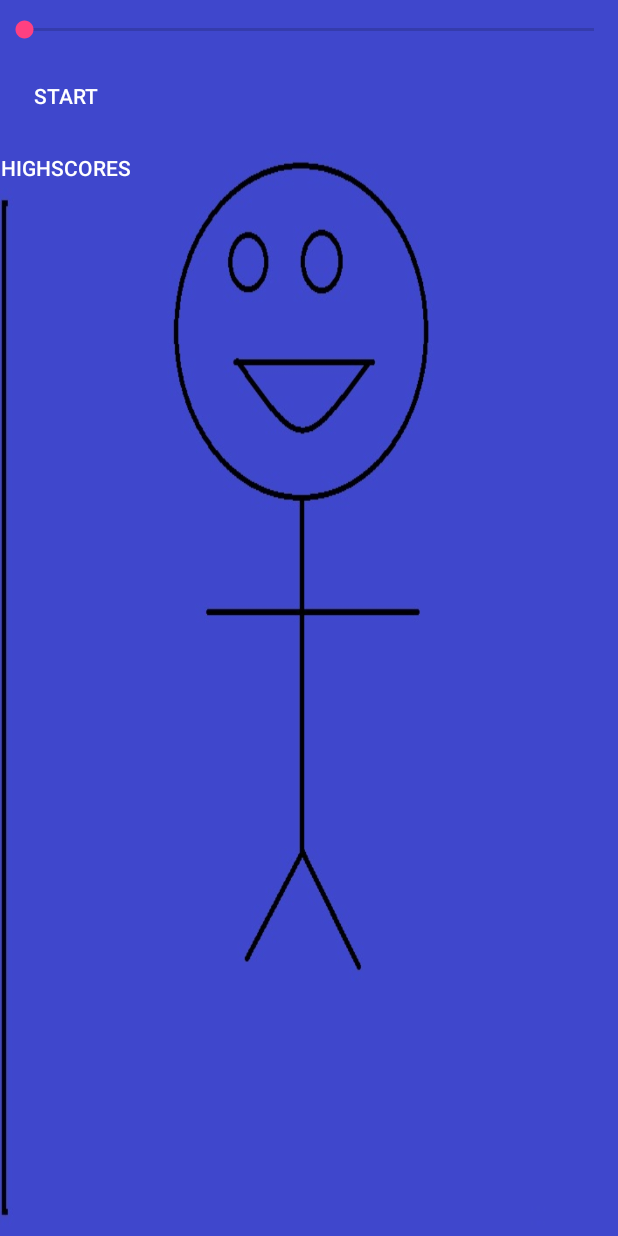
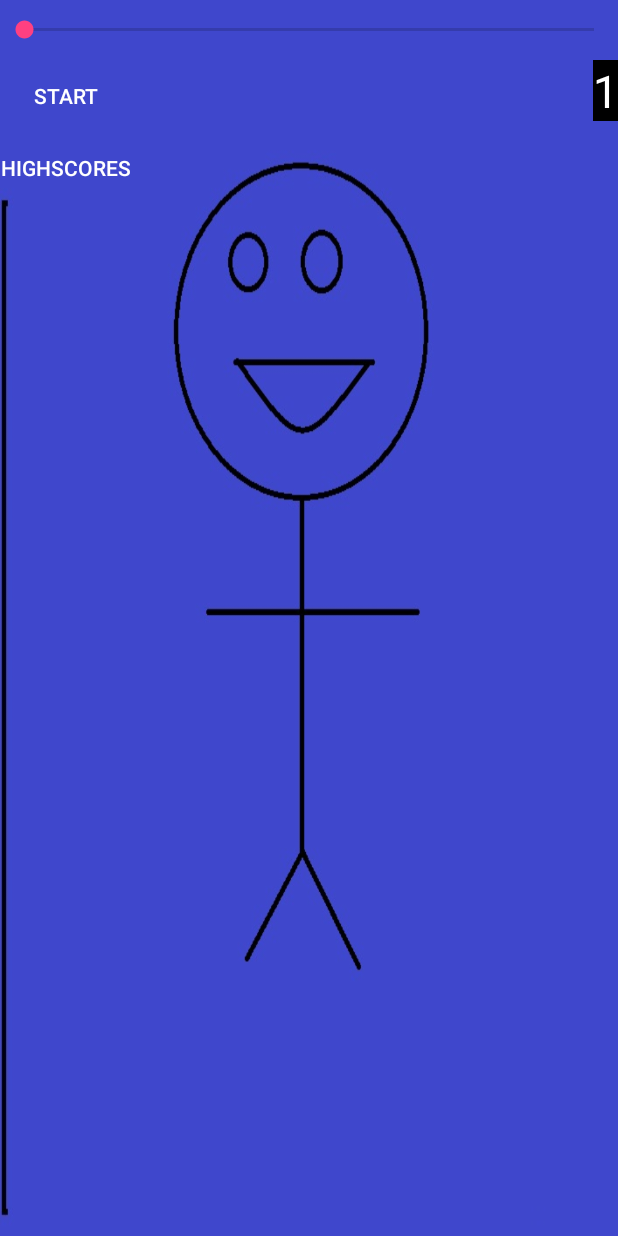
Before and after one commit to atxarib99/MathMountain, an Android app: the ContinuousActivity screen opened directly, with no data from a screen before it, on a phone screen of 412 x 824 dp. Run offline under Robolectric (Android 15) with nearby library versions, the phone set to English and light mode, and no system bars.

Commit message:
Added a level TextView
There is now a text box that shows what level the player is currently
on. This is more useful in the countdown and continuous game modes
because they do not have graphics that display what level the user is
on.

```diff
--- a/app/src/main/res/layout/activity_mainrel.xml
+++ b/app/src/main/res/layout/activity_mainrel.xml
@@ -115,6 +115,15 @@
         android:background="@android:color/transparent"
         android:layout_below="@+id/start"
         android:layout_alignParentStart="true" />
+    <TextView
+        android:layout_width="wrap_content"
+        android:layout_height="wrap_content"
+        android:id="@+id/levelView"
+        android:layout_alignParentEnd="true"
+        android:layout_below="@+id/seekBar"
+        android:textSize="30sp"
+        android:background="#000000"
+        android:textColor="#ffffff" />
 
 
 </RelativeLayout>
```
